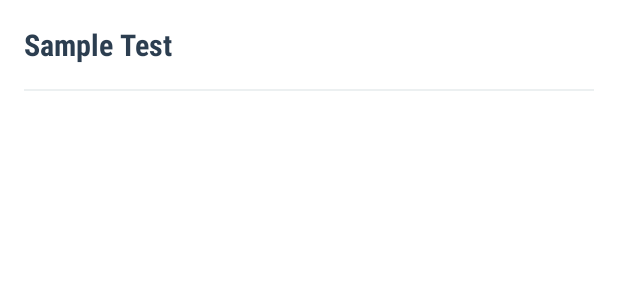
After one commit to sumanth-kumar-meesala/management-app, an Android app: the layout item_question.xml on its own in the app's theme, with its tools: preview values and no code run, on a phone screen of 412 x 824 dp. The commit adds this screen. Shown: the top 300 px of the screen. Run offline under Robolectric (Android 15) with nearby library versions, the phone set to English and light mode, and no system bars; network calls fail.

Commit message:
listing questions added

```diff
--- a/app/src/main/java/au/com/management/activites/LoginActivity.kt
+++ b/app/src/main/java/au/com/management/activites/LoginActivity.kt
@@ -103,7 +103,7 @@ class LoginActivity : BaseActivity(), View.OnClickListener {
     private fun showHome() {
         if (PreferenceUtils.getToken(this) != null) {
             val type = PreferenceUtils.getType(this)
-            startActivity(Intent(this, TeacherActivity::class.java))
+            startActivity(Intent(this, StudentActivity::class.java))
 
 //            when (type) {
 //                "Student" -> {
--- a/app/src/main/java/au/com/management/retrofit/RetrofitService.kt
+++ b/app/src/main/java/au/com/management/retrofit/RetrofitService.kt
@@ -15,6 +15,9 @@ interface RetrofitService {
     @POST("/user/login")
     fun login(@Body body: RegisterRequest): Call<BaseResponse<LoginResponse>>
 
-    @POST("/question/addQuestion")
+    @POST("/question/add")
     fun addQuestion(@Body body: QuestionRequest): Call<BaseResponse<Any>>
+
+    @POST("/question/list")
+    fun listQuestion(): Call<BaseResponse<List<QuestionRequest>>>
 }
--- /dev/null
+++ b/app/src/main/res/layout/item_question.xml
@@ -0,0 +1,30 @@
+<?xml version="1.0" encoding="utf-8"?>
+<LinearLayout xmlns:android="http://schemas.android.com/apk/res/android" xmlns:tools="http://schemas.android.com/tools"
+              android:orientation="vertical"
+              android:layout_width="match_parent"
+              android:background="@android:color/white"
+              android:paddingTop="16dp"
+              android:paddingStart="16dp"
+              android:paddingEnd="16dp"
+              android:layout_height="wrap_content">
+
+    <TextView
+            android:id="@+id/tvQuestion"
+            android:textColor="@color/colorPrimary"
+            android:textSize="20sp"
+            android:fontFamily="sans-serif-condensed"
+            android:textStyle="bold"
+            android:clickable="true"
+            android:focusable="true"
+            android:background="?selectableItemBackground"
+            android:layout_width="match_parent"
+            android:layout_height="wrap_content"
+            tools:text="Sample Test"/>
+
+    <View
+            android:background="@color/silver"
+            android:layout_width="match_parent"
+            android:layout_marginTop="16dp"
+            android:layout_height="1dp"
+    />
+</LinearLayout>
--- a/app/src/main/res/values/colors.xml
+++ b/app/src/main/res/values/colors.xml
@@ -3,4 +3,5 @@
     <color name="colorPrimary">#2c3e50</color>
     <color name="colorPrimaryDark">#2c3e50</color>
     <color name="colorAccent">#fdd835</color>
+    <color name="silver">#ecf0f1</color>
 </resources>
```
Also changed, not shown: app/src/main/java/au/com/management/activites/StudentActivity.kt (+36 -0 lines), app/src/main/java/au/com/management/adapter/QuestionAdapter.kt (added, +37 -0 lines), app/src/main/res/layout/activity_student.xml (+5 -4 lines).
